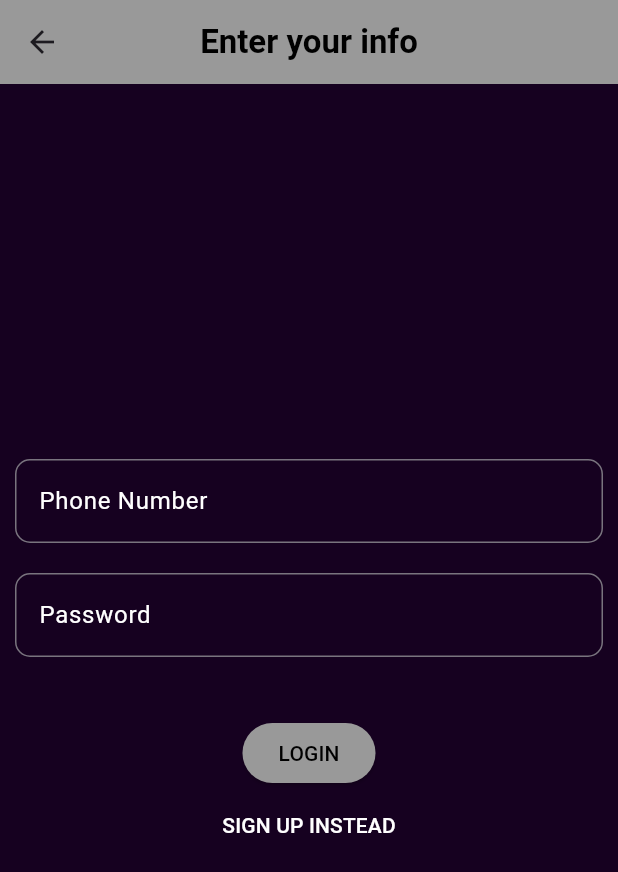
After one commit to yousefrz173/medicine_warehouse, a Flutter app: the screen it shows after launch, after a tap on "Get Started", on a phone screen of 412 x 824 dp. The commit adds this screen. Shown: the top 872 px of the screen. Run offline on Flutter 3.47's test engine with Material 3 defaults, Android fonts, the phone set to English and light mode, and no system bars.

Commit message:
صباح الخير يا ارض !(الخير)

```diff
--- a/lib/intro_page.dart
+++ b/lib/intro_page.dart
@@ -1,6 +1,6 @@
 import 'package:flutter/material.dart';
 import 'package:flutter_application_1/home.dart';
-import 'loginpage.dart';
+import 'package:flutter_application_1/login_register.dart';
 
 class IntroPage extends StatelessWidget {
   static final route = 'intro_page_route';
@@ -44,12 +44,12 @@ class _IntroPage extends StatelessWidget {
           Padding(
             padding: const EdgeInsets.only(top: 30),
             child: ElevatedButton(
-              onPressed: () => Navigator.of(context).pushNamed(Loginpage.route),
+              onPressed: () => Navigator.of(context).pushNamed(LoginRegister.route),
               style: ElevatedButton.styleFrom(
                   minimumSize: const Size(200, 50),
                   backgroundColor: Colors.white),
               child: const Text(
-                'Login',
+                'Get Started',
                 style: TextStyle(fontSize: 30, color: Colors.black),
               ),
             ),
--- /dev/null
+++ b/lib/login_register.dart
@@ -0,0 +1,173 @@
+import 'package:flutter/material.dart';
+import 'package:http/http.dart' as http;
+
+class LoginRegister extends StatefulWidget {
+  static final String route = 'route_login_register';
+
+  const LoginRegister({Key? key}) : super(key: key);
+
+  @override
+  _LoginRegisterState createState() => _LoginRegisterState();
+}
+
+enum AuthMode { SignUp, Login }
+
+class _LoginRegisterState extends State<LoginRegister> {
+  final GlobalKey<FormState> _formKey = GlobalKey();
+  AuthMode _authMode = AuthMode.Login;
+
+  final Map<String, String> _authData = {
+    'phone_number': '',
+    'password': '',
+  };
+
+  final _passwordController = TextEditingController();
+
+  void _switchAuthMode() {
+    if (_authMode == AuthMode.Login) {
+      setState(() {
+        _authMode = AuthMode.SignUp;
+      });
+    } else {
+      setState(() {
+        _authMode = AuthMode.Login;
+      });
+    }
+  }
+
+  @override
+  Widget build(BuildContext context) {
+    return Scaffold(
+      backgroundColor: Color.fromRGBO(22, 1, 32, 1),
+      appBar: AppBar(
+        backgroundColor: Color.fromRGBO(153, 153, 153, 1.0),
+        centerTitle: true,
+        title: const Text(
+          'Enter your info',
+          style: TextStyle(fontWeight: FontWeight.bold, color: Colors.black),
+        ),
+      ),
+      body: Center(
+        child: Form(
+          key: _formKey,
+          child: SingleChildScrollView(
+            padding: const EdgeInsets.symmetric(horizontal: 10),
+            child: Column(
+              children: [
+                TextFormField(
+                  style: TextStyle(color: Colors.white),
+                  cursorColor: Colors.indigo,
+                  decoration: InputDecoration(
+                    hintText: 'Phone Number',
+                    hintStyle: TextStyle(color: Colors.white),
+                    border: OutlineInputBorder(
+                      borderRadius: BorderRadius.circular(10.0),
+                    ),
+                  ),
+                  keyboardType: TextInputType.number,
+                  validator: (value) {
+                    if (value == null ||
+                        value.isEmpty ||
+                        value.contains('.') ||
+                        value.contains(',') ||
+                        value.contains('-') ||
+                        value.contains(' ')) {
+                      return 'Please enter a valid phone number';
+                    }
+                    return null;
+                  },
+                  onSaved: (val) {
+                    _authData['phone_number'] = val!;
+                    print(_authData['phone_number']);
+                  },
+                ),
+                const SizedBox(height: 20),
+                TextFormField(
+                  style: TextStyle(color: Colors.white),
+                  controller: _passwordController,
+                  cursorColor: Colors.indigo,
+                  decoration: InputDecoration(
+                    hintText: 'Password',
+                    hintStyle: TextStyle(color: Colors.white),
+
+                    border: OutlineInputBorder(
+                      borderRadius: BorderRadius.circular(10.0),
+                    ),
+                  ),
+                  keyboardType: TextInputType.visiblePassword,
+                  validator: (value) {
+                    if (value == null || value.isEmpty || value.length <= 5) {
+                      return 'Please enter a valid password,\n password should contain 5 elements at least';
+                    }
+                    return null;
+                  },
+                  onSaved: (val) {
+                    _authData['password'] = val!;
+                    print(_authData['password']);
+                  },
+                ),
+                const SizedBox(height: 20),
+                if (_authMode == AuthMode.SignUp)
+                  TextFormField(
+                    style: TextStyle(color: Colors.white),
+                    enabled: _authMode == AuthMode.SignUp,
+                    cursorColor: Colors.indigo,
+                    decoration: InputDecoration(
+
+                      hintText: 'Confirm Password',
+                      hintStyle: TextStyle(color: Colors.white),
+                      border: OutlineInputBorder(
+                        borderRadius: BorderRadius.circular(10.0),
+                      ),
+                    ),
+                    keyboardType: TextInputType.visiblePassword,
+                    validator: _authMode == AuthMode.SignUp
+                        ? (value) {
+                            if (value != _passwordController.text) {
+                              return 'The passwords do not match!';
+                            }
+                            return null;
+                          }
+                        : null,
+                  ),
+                const SizedBox(height: 20),
+                ElevatedButton(
+                  child: Text(
+                    _authMode == AuthMode.Login ? 'LOGIN' : 'SIGN UP',
+                    style: TextStyle(color: Colors.black),
+                  ),
+                  onPressed: _submit,
+                  style: ButtonStyle(
+                    backgroundColor: MaterialStateProperty.all(
+                        Color.fromRGBO(153, 153, 153, 1.0)),
+                  ),
+                ),
+                TextButton(
+                  child: Text(
+                      '${_authMode == AuthMode.Login ? 'SIGN UP' : 'LOGIN'} INSTEAD'),
+                  onPressed: _switchAuthMode,
+                  style: ButtonStyle(
+                    foregroundColor: MaterialStateProperty.all(Colors.white),
+                  ),
+                ),
+              ],
+            ),
+          ),
+        ),
+      ),
+    );
+  }
+
+  void _submit() {
+    if (_formKey.currentState!.validate()) {
+      return;
+    }
+
+    _formKey.currentState!.save();
+    if (_authMode == AuthMode.Login) {
+
+    } else {
+      //Sign user up
+    }
+  }
+}
--- a/lib/main.dart
+++ b/lib/main.dart
@@ -1,7 +1,7 @@
 import 'package:flutter/material.dart';
+import 'package:flutter_application_1/login_register.dart';
 import 'favorites.dart';
 import 'intro_page.dart';
-import 'loginpage.dart';
 import 'user_info.dart';
 import 'store.dart';
 import 'search.dart';
@@ -19,14 +19,13 @@ class MedicineWhorehouseApp extends StatelessWidget {
       title: 'Our Medicine Whorehouse',
       initialRoute: IntroPage.route,
       routes: {
-        '/': (context) => HomePage(),
+        LoginRegister.route: (context) => LoginRegister(),
+        HomePage.route: (context) => HomePage(),
         Search.route: (context) => Search(),
-        Loginpage.route: (context) => Loginpage(),
         Store.route: (context) => Store(),
         UserInfo.route: (context) => UserInfo(),
         Favorites.route: (context) => Favorites(),
         IntroPage.route: (context) => IntroPage(),
-        Loginpage.route: (context) => Loginpage(),
       },
     );
   }
--- a/pubspec.yaml
+++ b/pubspec.yaml
@@ -35,6 +35,7 @@ dependencies:
   # Use with the CupertinoIcons class for iOS style icons.
   cupertino_icons: ^1.0.2
   intl: ^0.18.1
+  http: ^1.1.2
 
 
 
```
Also changed, not shown: lib/home.dart (+24 -13 lines), lib/loginpage.dart (deleted, +0 -77 lines), lib/search.dart (+54 -41 lines), lib/register.dart (deleted).
